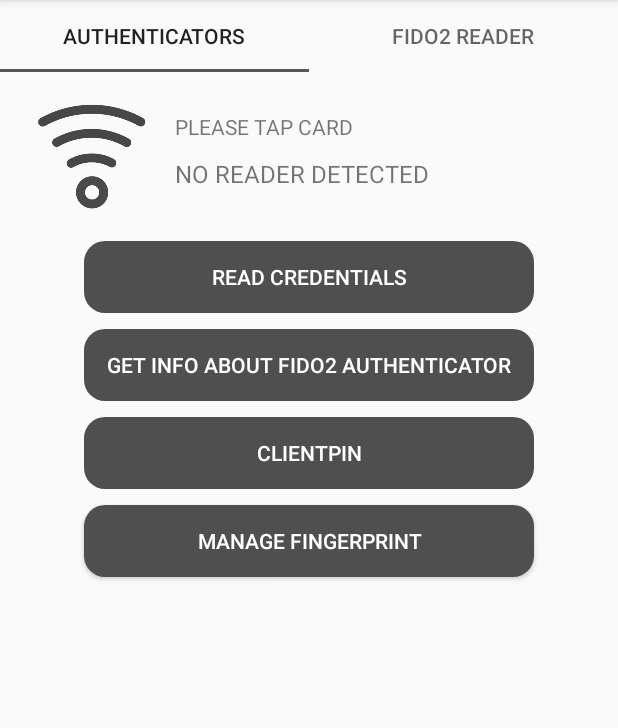
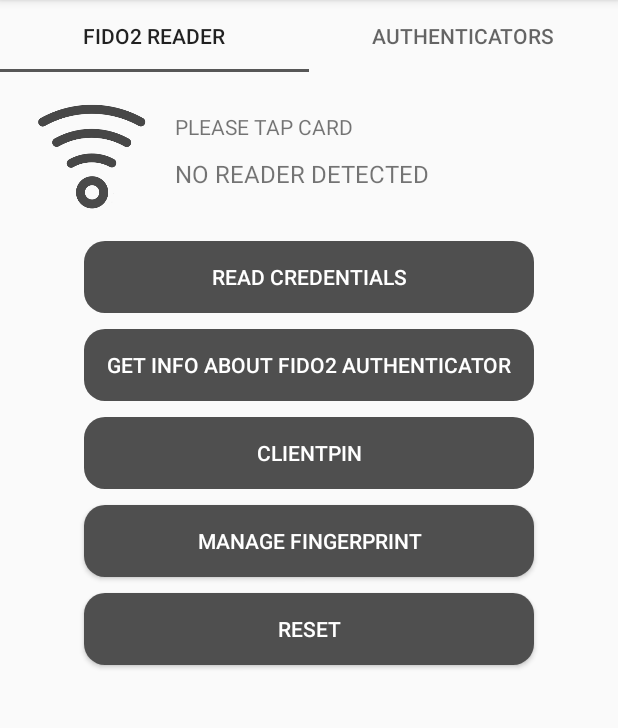
Before and after one commit to stella-ki/FIDOReader, an Android app: the screen it shows after launch (MainActivity), on a phone screen of 412 x 824 dp, the part 84-812 px from its top. Run offline under Robolectric (Android 15) with nearby library versions, the phone set to English and light mode, and no system bars; libraries missing offline, so code that uses them is left out: org.spongycastle.jce.

Commit message:
reset추가

```diff
--- a/app/src/main/java/com/challenge/fidoreader/MainActivity.java
+++ b/app/src/main/java/com/challenge/fidoreader/MainActivity.java
@@ -55,8 +55,8 @@ public class MainActivity  extends AppCompatActivity {
 
         //탭 레이아웃 호출 후 탭 추가
         TabLayout tabs = (TabLayout) findViewById(R.id.tabLayout);
+        titles.add("FIDO2 Reader");
         titles.add("Authenticators");
-        titles.add("FIDO2 Reader");
 
         ViewPager2 viewPager2 = findViewById(R.id.view_pager);
 
--- a/app/src/main/java/com/challenge/fidoreader/fidoReader/BioEnrollment_API.java
+++ b/app/src/main/java/com/challenge/fidoreader/fidoReader/BioEnrollment_API.java
@@ -100,7 +100,7 @@ public class BioEnrollment_API extends FIDO2_API  {
                 subparam = "";
                 templateID = params[0].replaceAll("\"","");
                 templateFriendlyName = params[1].replaceAll("\"","");
-                templateFriendlyName = Util.ascii(templateFriendlyName);
+                templateFriendlyName = Util.convertTohex(templateFriendlyName);
 
                 templateID = "01" + "41" + templateID;
                 templateFriendlyName = "02" + (60 + templateFriendlyName.length()/2) + templateFriendlyName;
--- a/app/src/main/res/layout/fragment_reader_button.xml
+++ b/app/src/main/res/layout/fragment_reader_button.xml
@@ -114,6 +114,22 @@
         android:text="Manage Fingerprint"
         android:textColor="#FFFFFF" />
 
+
+    <Button
+        android:id="@+id/resetBtn"
+        android:layout_width="300dp"
+        android:layout_height="wrap_content"
+        android:layout_gravity="center"
+        android:layout_margin="5dp"
+        android:background="@drawable/buttonshape"
+        android:shadowColor="#A8A8A8"
+        android:shadowDx="0"
+        android:shadowDy="0"
+        android:shadowRadius="0"
+        android:text="Reset"
+        android:textColor="#FFFFFF" />
+
+
     <ScrollView
         android:layout_width="wrap_content"
         android:layout_height="wrap_content">
```
Also changed, not shown: app/src/main/java/com/challenge/fidoreader/fagment/ReaderButtonFragment.java (+60 -0 lines), app/src/main/java/com/challenge/fidoreader/fidoReader/Authenticator.java (+12 -0 lines).
